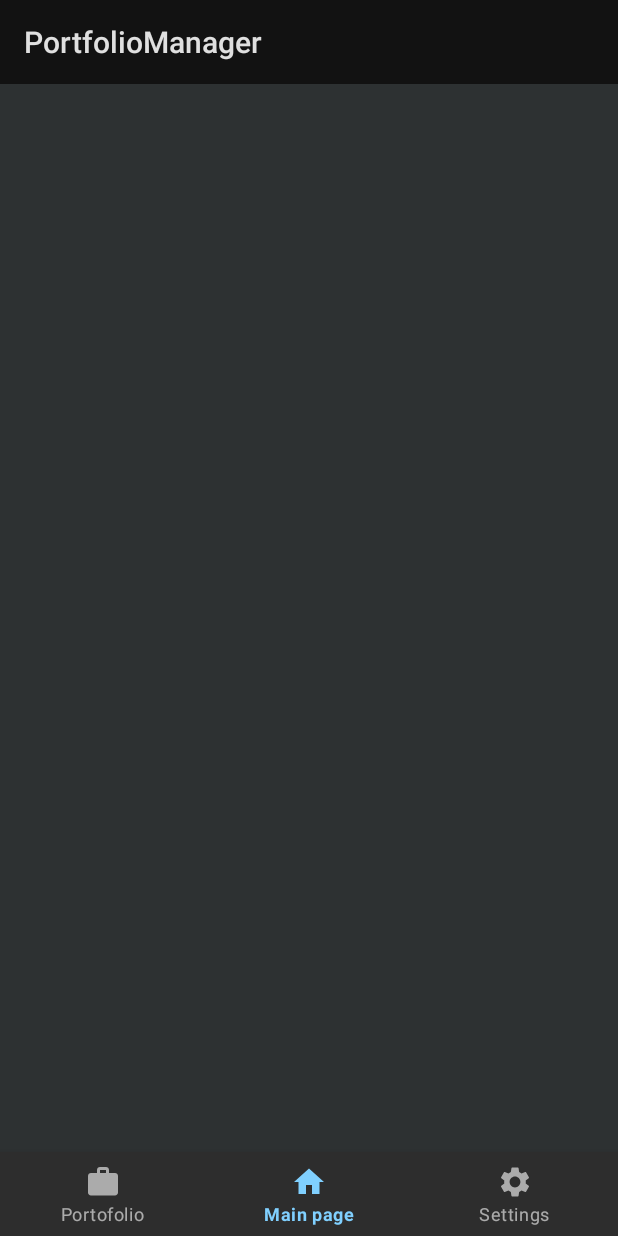
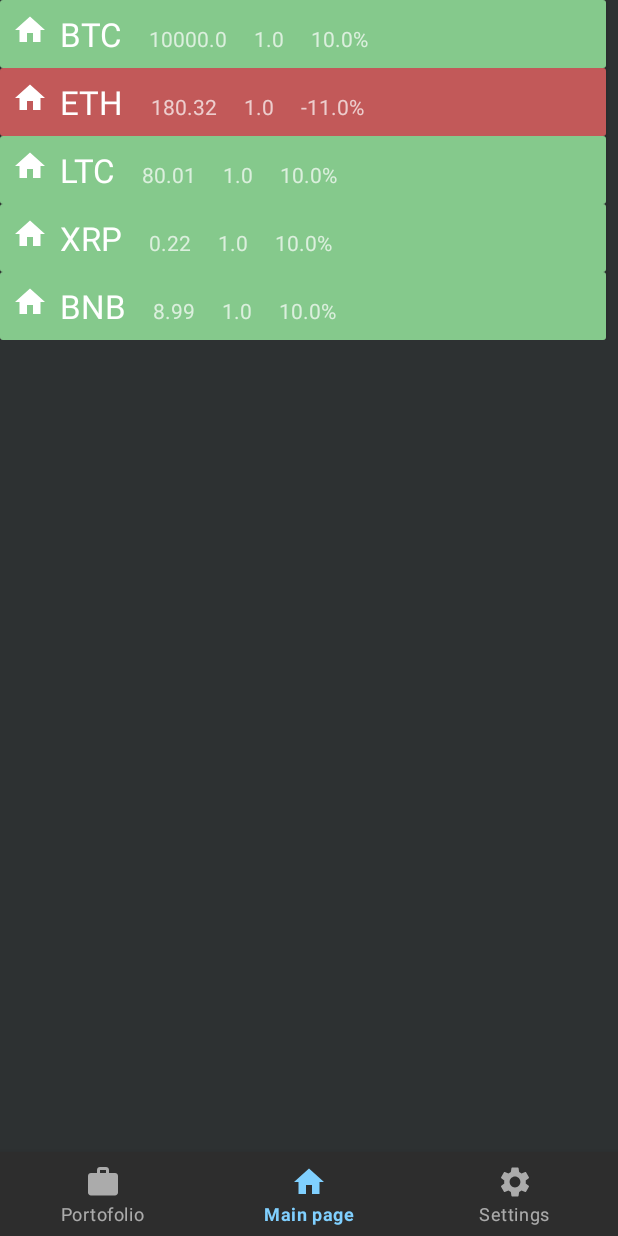
Before and after one commit to pvlvb/PortfolioManager, an Android app: the screen it shows after launch (MainActivity), on a phone screen of 412 x 824 dp. Run offline under Robolectric (Android 15) with nearby library versions, the phone set to English and light mode, and no system bars; our stand-ins replace Room's generated code.

Commit message:
Added local data source and some data to test recycler view.

```diff
--- a/app/build.gradle
+++ b/app/build.gradle
@@ -39,6 +39,7 @@ dependencies {
     testImplementation 'junit:junit:4.12'
     androidTestImplementation 'androidx.test.ext:junit:1.1.1'
     androidTestImplementation 'androidx.test.espresso:espresso-core:3.2.0'
+    implementation 'androidx.lifecycle:lifecycle-extensions:2.2.0'
 
 
 }
--- a/app/src/main/java/com/example/portfoliomanager/MainFragmentDatabase/Coin.java
+++ b/app/src/main/java/com/example/portfoliomanager/LocalDataSource/Coin.java
@@ -1,6 +1,4 @@
-package com.example.portfoliomanager.MainFragmentDatabase;
-
-import android.net.Uri;
+package com.example.portfoliomanager.LocalDataSource;
 
 import androidx.room.Entity;
 import androidx.room.PrimaryKey;
--- a/app/src/main/java/com/example/portfoliomanager/MainFragmentDatabase/CoinDAO.java
+++ b/app/src/main/java/com/example/portfoliomanager/LocalDataSource/CoinDAO.java
@@ -1,4 +1,4 @@
-package com.example.portfoliomanager.MainFragmentDatabase;
+package com.example.portfoliomanager.LocalDataSource;
 
 import androidx.lifecycle.LiveData;
 import androidx.room.Dao;
--- /dev/null
+++ b/app/src/main/java/com/example/portfoliomanager/LocalDataSource/CoinDB.java
@@ -0,0 +1,57 @@
+package com.example.portfoliomanager.LocalDataSource;
+
+import android.content.Context;
+import android.os.AsyncTask;
+
+import androidx.annotation.NonNull;
+import androidx.room.Database;
+import androidx.room.Room;
+import androidx.room.RoomDatabase;
+import androidx.sqlite.db.SupportSQLiteDatabase;
+
+@Database(entities = Coin.class, version = 1)
+public abstract class CoinDB extends RoomDatabase {
+
+    private static CoinDB instance;
+
+    public abstract CoinDAO coinDao();
+
+    public static synchronized CoinDB getInstance(Context context){
+        if(instance == null){
+            instance = Room.databaseBuilder(context.getApplicationContext(),
+                    CoinDB.class, "coin_DB").fallbackToDestructiveMigration().addCallback(roomCallback).build();
+        }
+        return instance;
+    }
+
+    private static RoomDatabase.Callback roomCallback = new RoomDatabase.Callback(){
+        @Override
+        public void onOpen(@NonNull SupportSQLiteDatabase db) {
+            super.onOpen(db);
+            new FillDB(instance).execute();
+        }
+
+        @Override
+        public void onCreate(@NonNull SupportSQLiteDatabase db) {
+            super.onCreate(db);
+            new FillDB(instance).execute();
+        }
+    };
+
+    private static class FillDB extends AsyncTask<Void,Void,Void>{
+        private CoinDAO coinDAO;
+        private FillDB(CoinDB db){
+            coinDAO = db.coinDao();
+        }
+
+        @Override
+        protected Void doInBackground(Void... voids) {
+            coinDAO.insertCoin(new Coin(1,"IMG URL", "BTC",10000.00, 1.00,10));
+            coinDAO.insertCoin(new Coin(2,"IMG URL", "ETH",180.32, 1.00,-11));
+            coinDAO.insertCoin(new Coin(3,"IMG URL", "LTC",80.01, 1.00,10));
+            coinDAO.insertCoin(new Coin(4,"IMG URL", "XRP",0.22, 1.00,10));
+            coinDAO.insertCoin(new Coin(5,"IMG URL", "BNB",8.99, 1.00,10));
+            return null;
+        }
+    }
+}
--- a/app/src/main/java/com/example/portfoliomanager/MainActivity.java
+++ b/app/src/main/java/com/example/portfoliomanager/MainActivity.java
@@ -14,5 +14,8 @@ public class MainActivity extends AppCompatActivity {
         setContentView(R.layout.activity_main);
         BottomNavigationView bottomNavigationView = findViewById(R.id.bottom_menu);
         bottomNavigationView.setSelectedItemId(R.id.home);
+        if(savedInstanceState == null){
+            getSupportFragmentManager().beginTransaction().add(R.id.fragment_container,new MainFragment()).commit();
+        }
     }
 }
--- /dev/null
+++ b/app/src/main/java/com/example/portfoliomanager/MainFragment.java
@@ -0,0 +1,41 @@
+package com.example.portfoliomanager;
+
+import android.os.Bundle;
+import android.view.LayoutInflater;
+import android.view.View;
+import android.view.ViewGroup;
+
+import androidx.annotation.NonNull;
+import androidx.annotation.Nullable;
+import androidx.fragment.app.Fragment;
+import androidx.lifecycle.Observer;
+import androidx.lifecycle.ViewModelProvider;
+import androidx.recyclerview.widget.LinearLayoutManager;
+import androidx.recyclerview.widget.RecyclerView;
+
+import com.example.portfoliomanager.LocalDataSource.Coin;
+
+import java.util.List;
+
+public class MainFragment extends Fragment {
+    private MainFragmentViewModel mainFragmentViewModel;
+    @Override
+    public View onCreateView(@NonNull LayoutInflater inflater, @Nullable ViewGroup container, @Nullable Bundle savedInstanceState) {
+        super.onCreateView(inflater, container, savedInstanceState);
+        View view = inflater.inflate(R.layout.main_fragment, container, false);
+        RecyclerView recyclerView = view.findViewById(R.id.top5_recyclerview);
+        recyclerView.setLayoutManager(new LinearLayoutManager(getContext()));
+        final Top5CoinAdapter adapter = new Top5CoinAdapter();
+        recyclerView.setAdapter(adapter);
+
+        mainFragmentViewModel = new ViewModelProvider(this).get(MainFragmentViewModel.class);
+        mainFragmentViewModel.getCoins().observe(getViewLifecycleOwner(), new Observer<List<Coin>>() {
+            @Override
+            public void onChanged(List<Coin> coins) {
+                //TODO Cout
+                adapter.setCoins(coins);
+            }
+        });
+        return view;
+    }
+}
--- a/app/src/main/java/com/example/portfoliomanager/MainFragmentDatabase/CoinDB.java
+++ /dev/null
@@ -1,23 +0,0 @@
-package com.example.portfoliomanager.MainFragmentDatabase;
-
-import android.content.Context;
-
-import androidx.room.Database;
-import androidx.room.Room;
-import androidx.room.RoomDatabase;
-@Database(entities = Coin.class, version = 1)
-public abstract class CoinDB extends RoomDatabase {
-
-    private static CoinDB instance;
-
-    public abstract CoinDAO coinDao();
-
-    public static synchronized CoinDB getInstance(Context context){
-        if(instance == null){
-            instance = Room.databaseBuilder(context.getApplicationContext(),
-                    CoinDB.class, "coin_DB").fallbackToDestructiveMigration().build();
-        }
-        return instance;
-    }
-
-}
--- /dev/null
+++ b/app/src/main/java/com/example/portfoliomanager/MainFragmentNetwork/RemoteDataSource.java
@@ -0,0 +1,4 @@
+package com.example.portfoliomanager.MainFragmentNetwork;
+
+public class RemoteDataSource {
+}
--- a/app/src/main/java/com/example/portfoliomanager/MainFragmentRepository/LocalDataSource.java
+++ /dev/null
@@ -1,4 +0,0 @@
-package com.example.portfoliomanager.MainFragmentRepository;
-
-public class LocalDataSource {
-}
--- a/app/src/main/java/com/example/portfoliomanager/MainFragmentRepository/RemoteDataSource.java
+++ /dev/null
@@ -1,4 +0,0 @@
-package com.example.portfoliomanager.MainFragmentRepository;
-
-public class RemoteDataSource {
-}
--- a/app/src/main/java/com/example/portfoliomanager/MainFragmentRepository/Repository.java
+++ b/app/src/main/java/com/example/portfoliomanager/MainFragmentRepository/Repository.java
@@ -1,4 +1,56 @@
 package com.example.portfoliomanager.MainFragmentRepository;
 
+import android.app.Application;
+import android.os.AsyncTask;
+
+import androidx.lifecycle.LiveData;
+
+import com.example.portfoliomanager.LocalDataSource.Coin;
+import com.example.portfoliomanager.LocalDataSource.CoinDAO;
+import com.example.portfoliomanager.LocalDataSource.CoinDB;
+
+import java.util.List;
+
 public class Repository {
+    private CoinDAO coinDAO;
+    private LiveData<List<Coin>> coins;
+
+    public Repository(Application application){
+        CoinDB db = CoinDB.getInstance(application);
+        coinDAO = db.coinDao();
+        coins = coinDAO.getAllCoins();
+    }
+
+    public void insert(List<Coin> coins){
+        new InsertCoinsAsyncTask(coinDAO).execute(coins);
+    }
+
+//    public void update(Coin coin){
+//
+//    }
+//
+//    public void delete(Coin coin){
+//
+//    }
+//
+//    public void deleteAllCoins(){
+//
+//    }
+
+    public LiveData<List<Coin>> getAllCoins(){
+        return coins;
+    }
+
+    private static class InsertCoinsAsyncTask extends AsyncTask<List<Coin>, Void, Void>{
+        private CoinDAO coinDAO;
+
+        private InsertCoinsAsyncTask(CoinDAO coinDAO){
+            this.coinDAO = coinDAO;
+        }
+        @Override
+        protected Void doInBackground(List<Coin>... lists) {
+            coinDAO.insertCoins(lists[0]);
+            return null;
+        }
+    }
 }
--- /dev/null
+++ b/app/src/main/java/com/example/portfoliomanager/MainFragmentViewModel.java
@@ -0,0 +1,32 @@
+package com.example.portfoliomanager;
+
+import android.app.Application;
+
+import androidx.annotation.NonNull;
+import androidx.lifecycle.AndroidViewModel;
+import androidx.lifecycle.LiveData;
+
+import com.example.portfoliomanager.LocalDataSource.Coin;
+import com.example.portfoliomanager.MainFragmentRepository.Repository;
+
+import java.util.List;
+
+public class MainFragmentViewModel extends AndroidViewModel {
+    private Repository repository;
+    private LiveData<List<Coin>> coins;
+
+
+    public MainFragmentViewModel(@NonNull Application application) {
+        super(application);
+        repository = new Repository(application);
+        coins = repository.getAllCoins();
+    }
+
+    public void insert(List<Coin> coins){
+        repository.insert(coins);
+    }
+
+    public LiveData<List<Coin>> getCoins(){
+        return coins;
+    }
+}
--- /dev/null
+++ b/app/src/main/java/com/example/portfoliomanager/Top5CoinAdapter.java
@@ -0,0 +1,73 @@
+package com.example.portfoliomanager;
+
+import android.graphics.Color;
+import android.view.LayoutInflater;
+import android.view.View;
+import android.view.ViewGroup;
+import android.widget.ImageView;
+import android.widget.LinearLayout;
+import android.widget.TextView;
+
+import androidx.annotation.NonNull;
+import androidx.recyclerview.widget.RecyclerView;
+
+import com.example.portfoliomanager.LocalDataSource.Coin;
+
+import java.util.ArrayList;
+import java.util.List;
+
+public class Top5CoinAdapter extends RecyclerView.Adapter<Top5CoinAdapter.CoinHolder> {
+    private List<Coin> coins = new ArrayList<>();
+
+    @NonNull
+    @Override
+    public CoinHolder onCreateViewHolder(@NonNull ViewGroup parent, int viewType) {
+        View ItemView = LayoutInflater.from(parent.getContext()).inflate(R.layout.mainfragment_coin_teim,parent,false);
+        return new CoinHolder(ItemView);
+    }
+
+    @Override
+    public void onBindViewHolder(@NonNull CoinHolder holder, int position) {
+        Coin curr = coins.get(position);
+        holder.textViewTicker.setText(curr.getTicker());
+        holder.textViewPrice.setText(String.valueOf(curr.getPrice()));
+        holder.textViewVolume.setText(String.valueOf(curr.getVolume()));
+        holder.textViewChange.setText(String.valueOf(curr.getChange24h()) + "%");
+        if(curr.getChange24h()>=0){
+            holder.linearLayout.setBackgroundColor(Color.parseColor("#85c98c"));
+        }
+        else{
+            holder.linearLayout.setBackgroundColor(Color.parseColor("#c25959"));
+        }
+    }
+
+    @Override
+    public int getItemCount() {
+        return coins.size();
+    }
+
+    public void setCoins(List<Coin> coins){
+        this.coins = coins;
+        //TODO change this method
+        notifyDataSetChanged();
+    }
+
+    class CoinHolder extends RecyclerView.ViewHolder{
+        private ImageView icon;
+        private TextView textViewTicker;
+        private TextView textViewPrice;
+        private TextView textViewVolume;
+        private TextView textViewChange;
+        private LinearLayout linearLayout;
+
+        public CoinHolder(@NonNull View itemView) {
+            super(itemView);
+            icon = itemView.findViewById(R.id.img);
+            textViewTicker = itemView.findViewById(R.id.ticker);
+            textViewPrice = itemView.findViewById(R.id.price);
+            textViewVolume = itemView.findViewById(R.id.volume);
+            textViewChange = itemView.findViewById(R.id.change);
+            linearLayout = itemView.findViewById(R.id.linear_layout);
+        }
+    }
+}
--- /dev/null
+++ b/app/src/main/res/layout/main_fragment.xml
@@ -0,0 +1,14 @@
+<?xml version="1.0" encoding="utf-8"?>
+<LinearLayout xmlns:android="http://schemas.android.com/apk/res/android"
+    android:layout_width="match_parent"
+    android:layout_height="match_parent"
+    xmlns:tools="http://schemas.android.com/tools">
+
+
+    <androidx.recyclerview.widget.RecyclerView
+        android:id="@+id/top5_recyclerview"
+        android:layout_width="match_parent"
+        android:layout_height="wrap_content"
+        tools:listitem="@layout/mainfragment_coin_teim" />
+
+</LinearLayout>
--- /dev/null
+++ b/app/src/main/res/layout/mainfragment_coin_teim.xml
@@ -0,0 +1,60 @@
+<?xml version="1.0" encoding="utf-8"?>
+<androidx.cardview.widget.CardView xmlns:android="http://schemas.android.com/apk/res/android"
+    android:layout_width="match_parent"
+    android:layout_height="wrap_content"
+    android:layout_marginLeft="8dp"
+    android:layout_marginEnd="8dp"
+    android:layout_marginRight="8dp">
+
+    <LinearLayout
+        android:id="@+id/linear_layout"
+        android:layout_width="match_parent"
+        android:layout_height="wrap_content"
+        android:padding="8dp">
+
+        <ImageView
+            android:id="@+id/img"
+            android:layout_width="wrap_content"
+            android:layout_height="wrap_content"
+            android:src="@drawable/ic_home_white_24dp"
+            android:contentDescription="TODO" />
+
+        <TextView
+            android:id="@+id/ticker"
+            android:layout_width="wrap_content"
+            android:layout_height="wrap_content"
+            android:textAppearance="@style/TextAppearance.AppCompat.Large"
+
+            android:paddingStart="8dp"
+            android:paddingEnd="10dp"/>
+
+        <TextView
+            android:id="@+id/price"
+            android:layout_width="wrap_content"
+            android:layout_height="wrap_content"
+
+            android:paddingStart="8dp"
+            android:paddingEnd="10dp"
+            />
+        <TextView
+            android:id="@+id/volume"
+            android:layout_width="wrap_content"
+            android:layout_height="wrap_content"
+
+            android:paddingStart="8dp"
+            android:paddingEnd="10dp"
+            />
+        <TextView
+            android:id="@+id/change"
+            android:layout_width="wrap_content"
+            android:layout_height="wrap_content"
+
+            android:paddingStart="8dp"
+            android:paddingEnd="10dp"
+            />
+
+
+
+    </LinearLayout>
+
+</androidx.cardview.widget.CardView>
--- a/app/src/main/res/values/styles.xml
+++ b/app/src/main/res/values/styles.xml
@@ -1,7 +1,7 @@
 <resources>
 
     <!-- Base application theme. -->
-    <style name="AppTheme" parent="Theme.MaterialComponents">
+    <style name="AppTheme" parent="Theme.MaterialComponents.NoActionBar">
         <!-- Customize your theme here. -->
         <item name="colorPrimary">@color/colorPrimary</item>
         <item name="colorPrimaryDark">@color/colorPrimaryDark</item>
```
